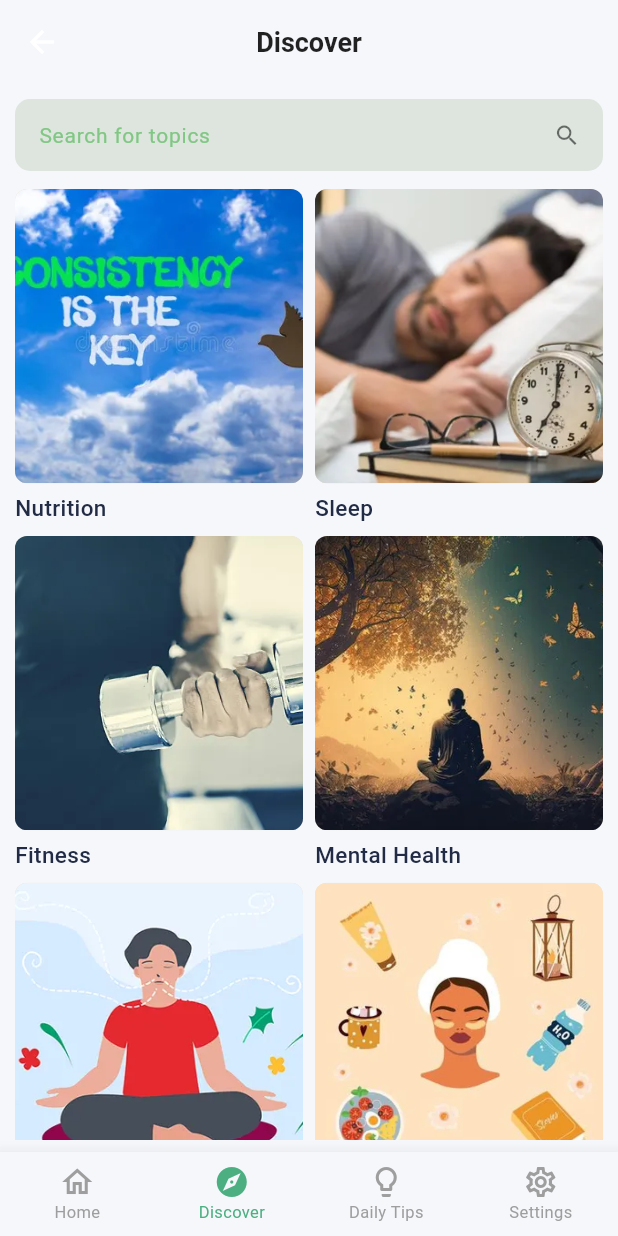
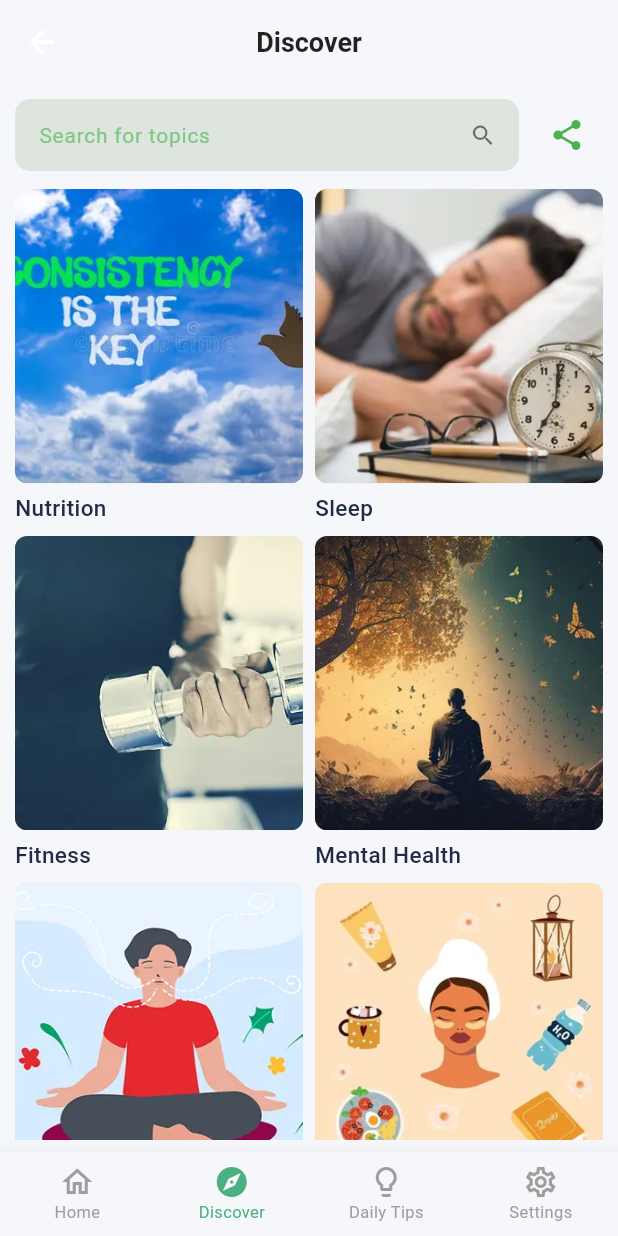
Before and after one commit to tibyishaka/Mobile-health-tip-app, a Flutter app: the MainScreen screen opened by its route, item 2 of the bottom bar chosen, on a phone screen of 412 x 824 dp. Run offline on Flutter 3.47's test engine with Material 3 defaults, Android fonts, the phone set to English and light mode, and no system bars; our stand-ins replace cloud_firestore, firebase_auth, firebase_core, flutter_local_notifications, google_sign_in, share_plus and 1 more; accounts and stored records are empty; network calls fail.

Commit message:
feat: added community tips screen and linked to discover screen

```diff
--- a/health_tip_app/lib/screens/discover_screen.dart
+++ b/health_tip_app/lib/screens/discover_screen.dart
@@ -1,5 +1,6 @@
 import 'package:flutter/material.dart';
 import 'package:health_tip_app/l10n/app_localizations.dart';
+import 'package:health_tip_app/screens/community_tips_screen.dart';
 
 class DiscoverScreen extends StatefulWidget {
   const DiscoverScreen({super.key});
@@ -177,12 +178,18 @@ class _DiscoverScreenState extends State<DiscoverScreen> {
       child: Column(
         children: [
           // ── Search bar ────────────────────────────────────────────────────
-          TextField(
+          Row(
+            children: [
+              Expanded(
+                child: TextField(
                   controller: _searchController,
                   onChanged: (value) => setState(() => _query = value),
                   decoration: InputDecoration(
                     hintText: l.searchTopicsHint,
-              hintStyle: TextStyle(color: Colors.green.shade300, fontSize: 14),
+                    hintStyle: TextStyle(
+                      color: Colors.green.shade300,
+                      fontSize: 14,
+                    ),
                     filled: true,
                     fillColor: const Color(0xFFDDE5DE),
                     isDense: true,
@@ -193,7 +200,10 @@ class _DiscoverScreenState extends State<DiscoverScreen> {
                     suffixIcon: _query.isEmpty
                         ? const Icon(Icons.search, color: Colors.black54)
                         : IconButton(
-                      icon: const Icon(Icons.close, color: Colors.black54),
+                            icon: const Icon(
+                              Icons.close,
+                              color: Colors.black54,
+                            ),
                             onPressed: () {
                               _searchController.clear();
                               setState(() => _query = '');
@@ -204,6 +214,21 @@ class _DiscoverScreenState extends State<DiscoverScreen> {
                       borderSide: BorderSide.none,
                     ),
                   ),
+                ),
+              ),
+              const SizedBox(width: 8),
+              IconButton(
+                icon: const Icon(Icons.share, color: Colors.green),
+                tooltip: 'Community Tips',
+                onPressed: () {
+                  Navigator.of(context).push(
+                    MaterialPageRoute(
+                      builder: (context) => const CommunityTipsScreen(),
+                    ),
+                  );
+                },
+              ),
+            ],
           ),
 
           const SizedBox(height: 12),
```
Lines whose indentation alone changed are shown as unchanged.
